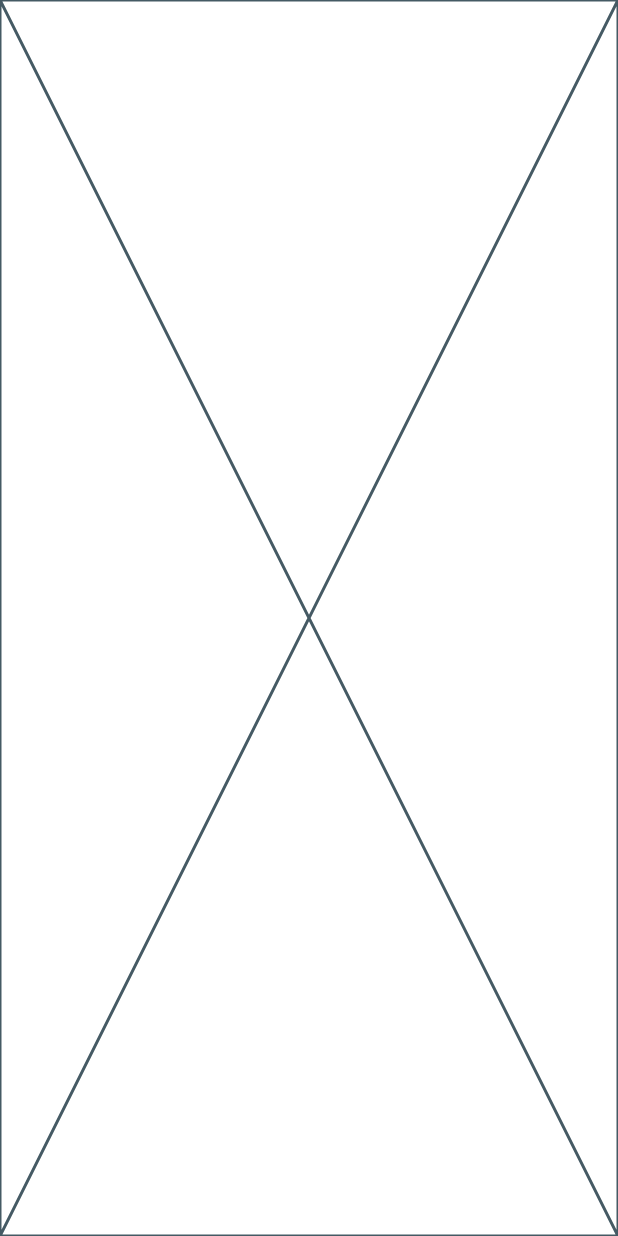
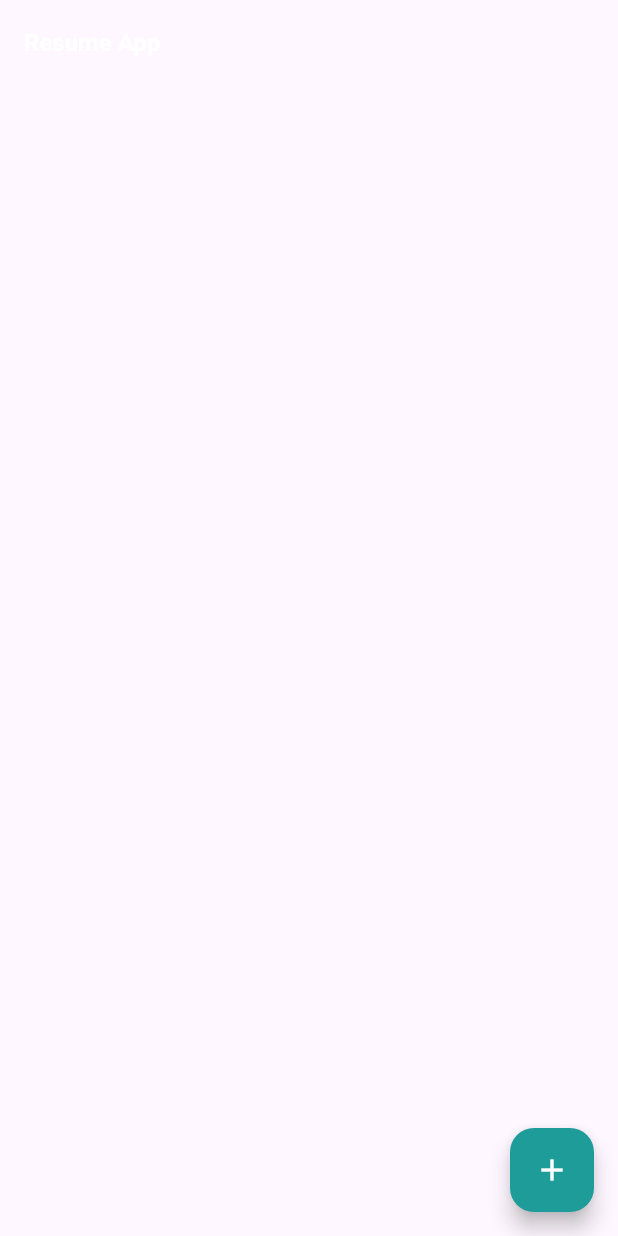
Before and after one commit to hensighevariya/resume_app, a Flutter app: the screen it shows after launch, on a phone screen of 412 x 824 dp. Run offline on Flutter 3.47's test engine with Material 3 defaults, Android fonts, the phone set to English and light mode, and no system bars; our stand-ins replace responsive_sizer.

Commit message:
Add : addResumeScreen

```diff
--- /dev/null
+++ b/lib/constant/color_constant.dart
@@ -0,0 +1,9 @@
+import 'package:flutter/material.dart';
+
+class ColorConstant {
+  static const Color appTheme = Color(0xFF1E9c99);
+  static const Color appGrey = Colors.grey;
+  static const Color appWhite = Colors.white;
+  static const Color appBlack = Colors.black;
+  static const Color appRed = Colors.red;
+}
--- /dev/null
+++ b/lib/constant/validation_constant.dart
@@ -0,0 +1,5 @@
+class AppValidation {
+  static final RegExp nameRegExp = RegExp('[a-zA-Z]');
+  static final RegExp emailRegExp = RegExp(
+      r'^(([^<>()[\]\\.,;:\s@\"]+(\.[^<>()[\]\\.,;:\s@\"]+)*)|(\".+\"))@((\[[0-9]{1,3}\.[0-9]{1,3}\.[0-9]{1,3}\.[0-9]{1,3}\])|(([a-zA-Z\-0-9]+\.)+[a-zA-Z]{2,}))$');
+}
--- a/lib/main.dart
+++ b/lib/main.dart
@@ -1,22 +1,37 @@
 import 'package:flutter/material.dart';
-import 'package:resume_app/screen/home_screen.dart';
+import 'package:provider/provider.dart';
+import 'package:provider/single_child_widget.dart';
+import 'package:resume_app/provider/add_resume_provider.dart';
+import 'package:resume_app/provider/home_provider.dart';
+import 'package:resume_app/screen/home/home_screen.dart';
 
 void main() {
   runApp(const MyApp());
 }
 
-class MyApp extends StatelessWidget {
+class MyApp extends StatefulWidget {
   const MyApp({super.key});
 
   @override
+  State<MyApp> createState() => _MyAppState();
+}
+
+class _MyAppState extends State<MyApp> {
+  List<SingleChildWidget> providers = [
+    ChangeNotifierProvider<HomeProvider>(create: (context) => HomeProvider()),
+    ChangeNotifierProvider<AddResumeProvider>(
+        create: (context) => AddResumeProvider()),
+  ];
+
+  @override
   Widget build(BuildContext context) {
-    return MaterialApp(
-      title: 'Resume App',
-      theme: ThemeData(
-        colorScheme: ColorScheme.fromSeed(seedColor: Colors.deepPurple),
-        useMaterial3: true,
+    return MultiProvider(
+      providers: providers,
+      child: MaterialApp(
+        debugShowCheckedModeBanner: false,
+        title: 'Resume App',
+        home: const HomeScreen(),
       ),
-      home: const HomeScreen(),
     );
   }
 }
--- /dev/null
+++ b/lib/provider/add_resume_provider.dart
@@ -0,0 +1,11 @@
+import 'package:flutter/material.dart';
+
+class AddResumeProvider extends ChangeNotifier {
+  TextEditingController nameController = TextEditingController();
+  TextEditingController emailController = TextEditingController();
+  TextEditingController contactDetailController = TextEditingController();
+  TextEditingController summaryController = TextEditingController();
+  TextEditingController technicalSkillController = TextEditingController();
+  TextEditingController experienceAndOrganisationController =
+      TextEditingController();
+}
--- /dev/null
+++ b/lib/provider/home_provider.dart
@@ -0,0 +1,3 @@
+import 'package:flutter/material.dart';
+
+class HomeProvider extends ChangeNotifier {}
--- /dev/null
+++ b/lib/screen/home/home_screen.dart
@@ -0,0 +1,37 @@
+import 'package:flutter/material.dart';
+import 'package:provider/provider.dart';
+import 'package:responsive_sizer/responsive_sizer.dart';
+import 'package:resume_app/constant/color_constant.dart';
+import 'package:resume_app/provider/home_provider.dart';
+import 'package:resume_app/screen/add_resume/add_resume_screen.dart';
+import 'package:resume_app/widget/app_text.dart';
+
+class HomeScreen extends StatelessWidget {
+  const HomeScreen({super.key});
+
+  @override
+  Widget build(BuildContext context) {
+    return Consumer<HomeProvider>(builder: (context, homeProvider, _) {
+      return Scaffold(
+        appBar: AppBar(
+          title: AppText(
+            text: 'Resume App',
+            fontSize: 16.px,
+            fontWeight: FontWeight.w600,
+            fontColor: ColorConstant.appWhite,
+          ),
+        ),
+        body: Container(),
+        floatingActionButton: FloatingActionButton(
+          onPressed: () => Navigator.push(context,
+              MaterialPageRoute(builder: (context) => const AddResumeScreen())),
+          backgroundColor: ColorConstant.appTheme,
+          child: const Icon(
+            Icons.add,
+            color: ColorConstant.appWhite,
+          ),
+        ),
+      );
+    });
+  }
+}
--- a/lib/screen/home_screen.dart
+++ /dev/null
@@ -1,15 +0,0 @@
-import 'package:flutter/material.dart';
-
-class HomeScreen extends StatefulWidget {
-  const HomeScreen({super.key});
-
-  @override
-  State<HomeScreen> createState() => _HomeScreenState();
-}
-
-class _HomeScreenState extends State<HomeScreen> {
-  @override
-  Widget build(BuildContext context) {
-    return const Placeholder();
-  }
-}
--- /dev/null
+++ b/lib/widget/app_text.dart
@@ -0,0 +1,57 @@
+import 'package:flutter/material.dart';
+import 'package:responsive_sizer/responsive_sizer.dart';
+import 'package:resume_app/constant/color_constant.dart';
+
+class AppText extends StatelessWidget {
+  final String? text;
+  final double? fontSize;
+  final FontWeight? fontWeight;
+  final Color? fontColor;
+  final TextAlign? textAlign;
+  final TextOverflow? overflow;
+  final int maxLines;
+  final double? wordSpacing;
+  final double? letterSpacing;
+  final String? fontFamily;
+  final FontStyle? fontStyle;
+  final TextDecoration? decoration;
+  final double? height;
+
+  const AppText({
+    Key? key,
+    @required this.text,
+    this.fontSize,
+    this.fontWeight,
+    this.fontColor,
+    this.textAlign,
+    this.overflow = TextOverflow.ellipsis,
+    this.maxLines = 1,
+    this.wordSpacing,
+    this.letterSpacing,
+    this.fontFamily,
+    this.fontStyle,
+    this.decoration,
+    this.height,
+  }) : super(key: key);
+
+  @override
+  Widget build(BuildContext context) {
+    return Text(
+      text!,
+      overflow: overflow,
+      textAlign: textAlign,
+      maxLines: maxLines,
+      style: TextStyle(
+        height: height,
+        fontFamily: fontFamily,
+        fontSize: fontSize ?? 14.px,
+        fontWeight: fontWeight,
+        color: fontColor ?? ColorConstant.appBlack,
+        wordSpacing: wordSpacing,
+        fontStyle: fontStyle,
+        letterSpacing: letterSpacing,
+        decoration: decoration,
+      ),
+    );
+  }
+}
--- a/pubspec.yaml
+++ b/pubspec.yaml
@@ -35,6 +35,12 @@ dependencies:
   # The following adds the Cupertino Icons font to your application.
   # Use with the CupertinoIcons class for iOS style icons.
   cupertino_icons: ^1.0.2
+
+  # state management :
+  provider: ^6.1.1
+
+  # ui :
+  responsive_sizer: ^3.2.0
 
 dev_dependencies:
   flutter_test:
```
Also changed, not shown: lib/constant/string_constant.dart (added, +20 -0 lines), lib/screen/add_resume/add_resume_screen.dart (added, +142 -0 lines), lib/widget/app_button.dart (added, +52 -0 lines), lib/widget/app_textfield.dart (added, +115 -0 lines).
